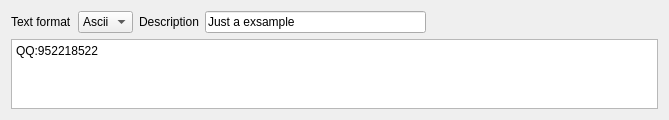
Old version of the form src/pages/page/input/datapreset/SAKInputDataPresetItem.ui in the repository x-tools-author/x-tools.
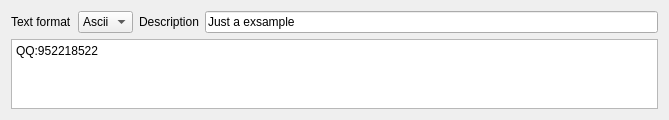
New version of the form.

Commit message: update component size

Diff of the .ui file:
```diff
--- a/src/pages/page/input/datapreset/SAKInputDataPresetItem.ui
+++ b/src/pages/page/input/datapreset/SAKInputDataPresetItem.ui
@@ -56,20 +56,7 @@
      </property>
     </widget>
    </item>
-   <item row="0" column="4">
-    <spacer name="horizontalSpacer">
-     <property name="orientation">
-      <enum>Qt::Horizontal</enum>
-     </property>
-     <property name="sizeHint" stdset="0">
-      <size>
-       <width>40</width>
-       <height>20</height>
-      </size>
-     </property>
-    </spacer>
-   </item>
-   <item row="1" column="0" colspan="6">
+   <item row="1" column="0" colspan="4">
     <widget class="QTextEdit" name="inputTextEdit">
      <property name="sizePolicy">
       <sizepolicy hsizetype="Expanding" vsizetype="Expanding">
```
Left out of the diff: 14 changed lines with no effect on the pictures.
